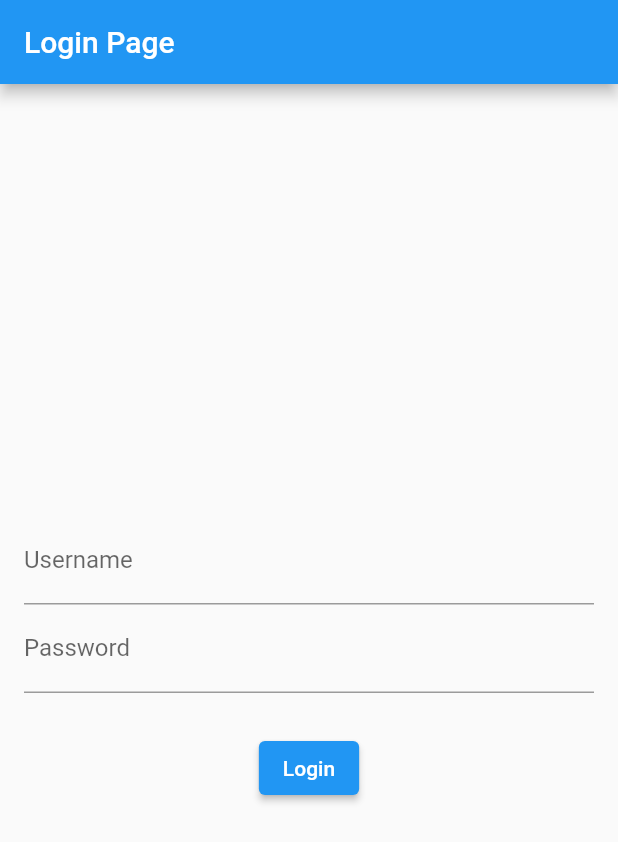
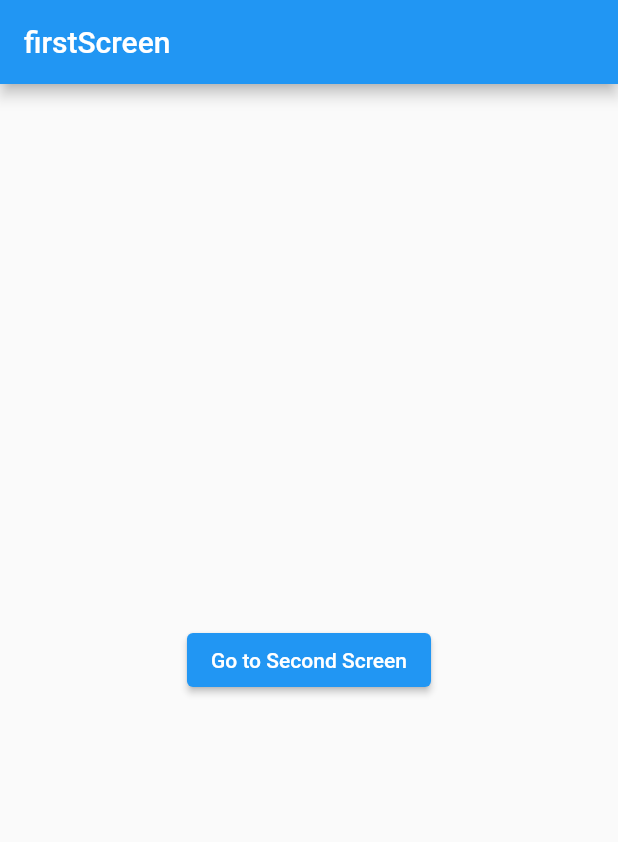
Before and after one commit to prachisharma02/flutterApp, a Flutter app: the screen it shows after launch, on a phone screen of 412 x 824 dp. Shown: the top 842 px of the screen. Run offline on Flutter 3.47's test engine with Material 2 defaults, Android fonts, the phone set to English and light mode, and no system bars.

Commit message:
added named route

```diff
--- /dev/null
+++ b/lib/firstsScreeen.dart
@@ -0,0 +1,23 @@
+import 'package:flutter/material.dart';
+
+class FirstScreen extends StatelessWidget {
+  const FirstScreen({Key? key}) : super(key: key);
+
+  @override
+  Widget build(BuildContext context) {
+    return Scaffold(
+      appBar: AppBar(
+        title: const Text("firstScreen"),
+      ),
+      body: Center(
+        child: ElevatedButton(
+          onPressed: () {
+            Navigator.pushNamed(context, '/second');
+          },
+          child:
+              Text('Go to Second Screen'), // Added a text label to the button
+        ),
+      ),
+    );
+  }
+}
--- a/lib/login.dart
+++ b/lib/login.dart
@@ -1,3 +1,4 @@
+import 'package:begin/sum.dart';
 import 'package:flutter/material.dart';
 
 // void main() {
@@ -32,7 +33,7 @@ class _LoginPageState extends State<LoginPage> {
       // Navigate to the next screen
       Navigator.push(
         context,
-        MaterialPageRoute(builder: (context) => SecondRoute()),
+        MaterialPageRoute(builder: (context) => Sum()),
       );
     } else {
       // Invalid login
@@ -65,7 +66,8 @@ class _LoginPageState extends State<LoginPage> {
               obscureText: true,
             ),
             SizedBox(height: 10),
-            Text(errorMessage, style: TextStyle(color: Colors.red)),
+            Text(errorMessage,
+                style: TextStyle(color: Color.fromARGB(255, 94, 25, 155))),
             ElevatedButton(
               onPressed: _login,
               child: Text('Login'),
--- a/lib/main.dart
+++ b/lib/main.dart
@@ -2,100 +2,119 @@
 //import 'package:begin/assignment.dart';
 //import 'package:begin/counter.dart';
 //import 'package:begin/homePage.dart';
-import 'package:begin/login.dart';
-import 'package:begin/pictures.dart';
-import 'package:begin/router.dart';
-import 'package:begin/sum.dart';
-import 'package:begin/userimage.dart';
+// import 'package:begin/login.dart';
+// import 'package:begin/pictures.dart';
+// import 'package:begin/router.dart';
+// import 'package:begin/sum.dart';
+// import 'package:begin/userimage.dart';
+// import 'package:flutter/material.dart';
+import 'package:begin/firstsScreeen.dart';
+
+import 'package:begin/secondScreen.dart';
+import 'package:begin/thirdScreen.dart';
 import 'package:flutter/material.dart';
 
 void main() {
-  runApp(myApp());
+  runApp(
+    MaterialApp(
+      title: 'NAMED ROUTE',
+      initialRoute: '/',
+      routes: {
+        '/': (context) => const FirstScreen(),
+        '/second': (context) => const SecondScreen(),
+        '/third': (context) => const ThirdScreen(),
+      },
+    ),
+  );
 }
 
-class myApp extends StatelessWidget {
-  const myApp({super.key});
+// void main() {
+//   runApp(myApp());
+// }
 
-  @override
-  Widget build(BuildContext context) {
-    return MaterialApp(
-      home: LoginPage(),
-    );
-  }
-}
+// class myApp extends StatelessWidget {
+//   const myApp({super.key});
 
-// // import 'package:flutter/material.dart';
+//   @override
+//   Widget build(BuildContext context) {
+//     return MaterialApp(
+//       home: LoginPage(),
+//     );
+//   }
+// }
 
-// // void main() {
-// //   runApp(const MyApp());
-// // }
+// import 'package:flutter/material.dart';
 
-// // class MyApp extends StatelessWidget {
-// //   const MyApp({super.key});
+// void main() {
+//   runApp(const MyApp());
+// }
 
-// //   // This widget is the root of your application.
-// //   @override
-// //   Widget build(BuildContext context) {
-// //     return MaterialApp(
-// //       title: 'myFluttergood',
-// //       debugShowCheckedModeBanner: false,
-// //       theme: ThemeData(
-// //         colorScheme:
-// //             ColorScheme.fromSeed(seedColor: Color.fromARGB(255, 89, 11, 224)),
-// //         useMaterial3: true,
-// //       ),
-// //       home: const MyHomePage(title: 'My first flutter app'),
-// //     );
-// //   }
-// // }
+// class MyApp extends StatelessWidget {
+//   const MyApp({super.key});
 
-// // class MyHomePage extends StatefulWidget {
-// //   const MyHomePage({super.key, required this.title});
+//   // This widget is the root of your application.
+//   @override
+//   Widget build(BuildContext context) {
+//     return MaterialApp(
+//       title: 'myFluttergood',
+//       debugShowCheckedModeBanner: false,
+//       theme: ThemeData(
+//         colorScheme:
+//             ColorScheme.fromSeed(seedColor: Color.fromARGB(255, 89, 11, 224)),
+//         useMaterial3: true,
+//       ),
+//       home: const MyHomePage(title: 'My first flutter app'),
+//     );
+//   }
+// }
 
-// //   final String title;
+// class MyHomePage extends StatefulWidget {
+//   const MyHomePage({super.key, required this.title});
 
-// //   @override
-// //   State<MyHomePage> createState() => _MyHomePageState();
-// // }
+//   final String title;
 
-// // class _MyHomePageState extends State<MyHomePage> {
-// //   int _counter = 0;
+//   @override
+//   State<MyHomePage> createState() => _MyHomePageState();
+// }
 
-// //   void _incrementCounter() {
-// //     setState(() {
-// //       _counter++;
-// //     });
-// //   }
+// class _MyHomePageState extends State<MyHomePage> {
+//   int _counter = 0;
 
-// //   @override
-// //   Widget build(BuildContext context) {
-// //     return Scaffold(
-// //       appBar: AppBar(
-// //         backgroundColor: Theme.of(context).colorScheme.inversePrimary,
-// //         title: Text(widget.title),
-// //       ),
-// //       body: Center(
-// //         child: Column(
-// //           mainAxisAlignment: MainAxisAlignment.center,
-// //           children: <Widget>[
-// //             const Text(
-// //               'i am creating a new project',
-// //             ),
-// //             Text(
-// //               '$_counter',
-// //               style: Theme.of(context).textTheme.headlineMedium,
-// //             ),
-// //           ],
-// //         ),
-// //       ),
-// //       floatingActionButton: FloatingActionButton(
-// //         onPressed: _incrementCounter,
-// //         tooltip: 'Increment',
-// //         child: const Icon(Icons.add),
-// //       ),
-// //     );
-// //   }
-// // }
+//   void _incrementCounter() {
+//     setState(() {
+//       _counter++;
+//     });
+//   }
+
+//   @override
+//   Widget build(BuildContext context) {
+//     return Scaffold(
+//       appBar: AppBar(
+//         backgroundColor: Theme.of(context).colorScheme.inversePrimary,
+//         title: Text(widget.title),
+//       ),
+//       body: Center(
+//         child: Column(
+//           mainAxisAlignment: MainAxisAlignment.center,
+//           children: <Widget>[
+//             const Text(
+//               'i am creating a new project',
+//             ),
+//             Text(
+//               '$_counter',
+//               style: Theme.of(context).textTheme.headlineMedium,
+//             ),
+//           ],
+//         ),
+//       ),
+//       floatingActionButton: FloatingActionButton(
+//         onPressed: _incrementCounter,
+//         tooltip: 'Increment',
+//         child: const Icon(Icons.add),
+//       ),
+//     );
+//   }
+// }
 // import 'package:flutter/material.dart';
 
 // void main() {
```
Also changed, not shown: lib/namedroute.dart (added, +19 -0 lines), lib/secondScreen.dart (added, +24 -0 lines), lib/sum.dart (+10 -0 lines), lib/thirdScreen.dart (added, +33 -0 lines).
